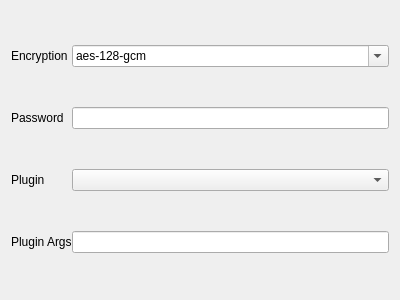
Qt form ui/edit/edit_shadowsocks.ui (MatsuriDayo/nekoray) before a commit.
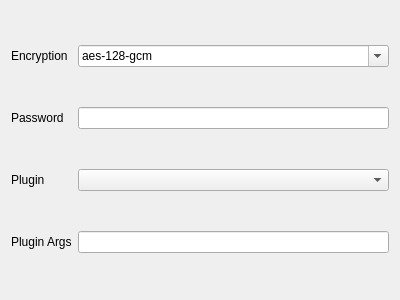
The same form after that commit. Custom widgets are drawn as their Qt base class.

```diff
--- a/ui/edit/edit_shadowsocks.ui
+++ b/ui/edit/edit_shadowsocks.ui
@@ -14,9 +14,6 @@
    <string notr="true">Form</string>
   </property>
   <layout class="QGridLayout" name="gridLayout">
-   <property name="horizontalSpacing">
-    <number>0</number>
-   </property>
    <item row="3" column="0">
     <widget class="QLabel" name="label_3">
      <property name="text">
```
